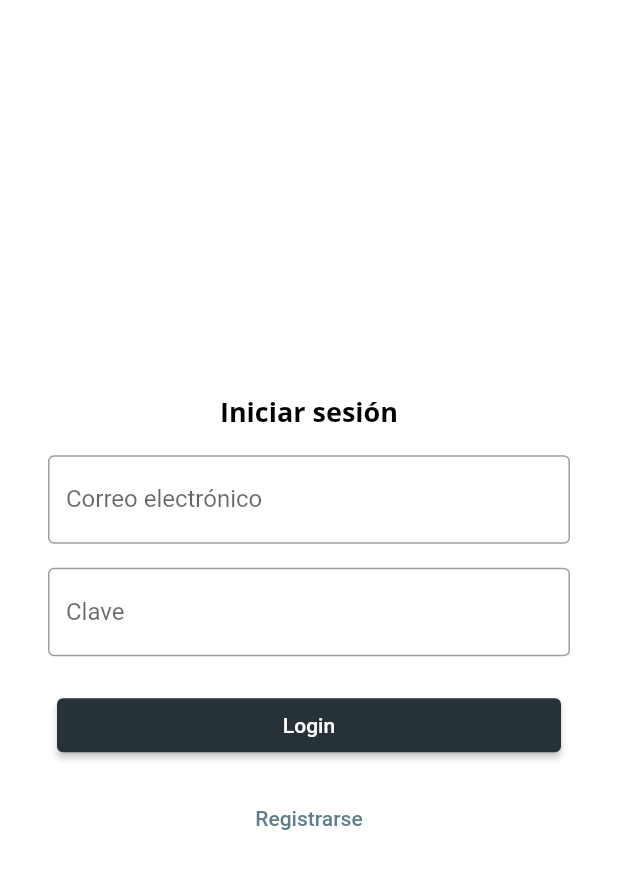
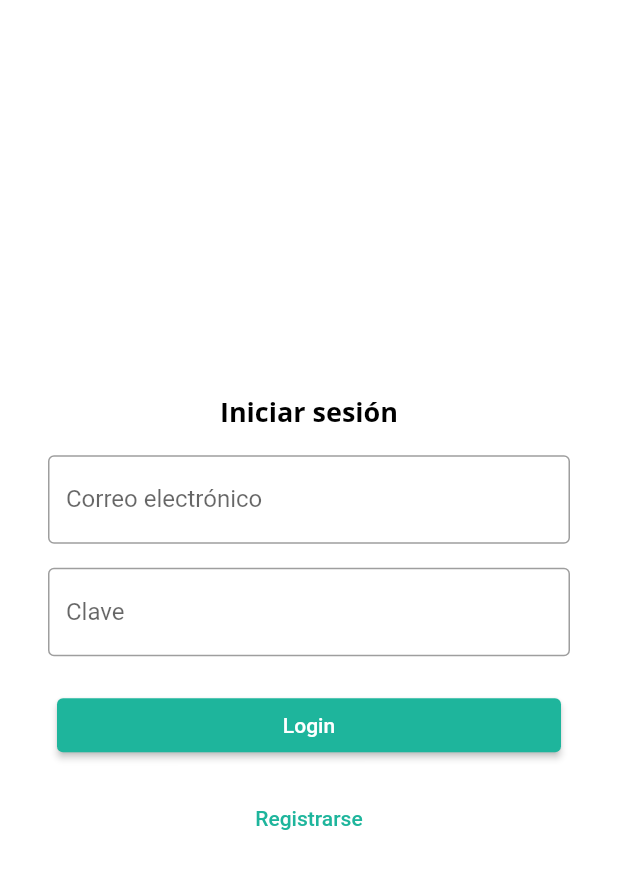
Before and after one commit to Franklinz98/template-mintic, a Flutter app: the screen it shows after launch, on a phone screen of 412 x 824 dp. Shown: the top 869 px of the screen. Run offline on Flutter 3.47's test engine with Material 2 defaults, Android fonts, the phone set to English and light mode, and no system bars; our stand-ins replace get, google_fonts; Roboto replaces fonts that are missing (Montserrat).

Commit message:
theme fix

```diff
--- a/lib/presentation/pages/content/index.dart
+++ b/lib/presentation/pages/content/index.dart
@@ -109,7 +109,7 @@ class ContentPage extends StatelessWidget {
               ),
             ],
             currentIndex: controller.screenIndex.value,
-            unselectedItemColor: Colors.black87,
+            unselectedItemColor: Theme.of(context).iconTheme.color,
             selectedItemColor: AppColors.mountainMeadow,
             onTap: controller.updateScreenIndex,
           )),
--- a/lib/presentation/theme/text_styles.dart
+++ b/lib/presentation/theme/text_styles.dart
@@ -33,4 +33,36 @@ class AppTextStyle {
         color: AppColors.mountainMeadow,
         fontWeight: FontWeight.w600,
       );
+
+  // Dark Theme
+
+  // Headline 1
+  static TextStyle get appBarTitleDark => GoogleFonts.openSans(
+        fontSize: 18.0,
+        color: Colors.white,
+        fontWeight: FontWeight.w700,
+      );
+  // Headline 2
+  static TextStyle get cardTitleDark => GoogleFonts.openSans(
+        fontSize: 16.0,
+        color: Colors.white70,
+        fontWeight: FontWeight.w600,
+      );
+  // Headline 3
+  static TextStyle get extraContentTitleDark => GoogleFonts.openSans(
+        fontSize: 14.0,
+        color: Colors.white,
+        fontWeight: FontWeight.w700,
+      );
+  // Bodytext 1
+  static TextStyle get cardContentDark => GoogleFonts.roboto(
+        fontSize: 16.0,
+        color: Colors.white70,
+      );
+  // Caption
+  static TextStyle get cardDetailsDark => GoogleFonts.openSans(
+        fontSize: 16.0,
+        color: AppColors.mountainMeadow,
+        fontWeight: FontWeight.w600,
+      );
 }
--- a/lib/presentation/theme/theme.dart
+++ b/lib/presentation/theme/theme.dart
@@ -1,4 +1,5 @@
 import 'package:flutter/material.dart';
+import 'package:red_egresados/presentation/theme/colors.dart';
 import 'package:red_egresados/presentation/theme/text_styles.dart';
 
 class MyTheme {
@@ -6,29 +7,31 @@ class MyTheme {
     return ThemeData(
       brightness: Brightness.light,
       primaryColor: Colors.blueGrey[900],
-      accentColor: Colors.blueGrey,
+      accentColor: AppColors.mountainMeadow,
       scaffoldBackgroundColor: Colors.white,
       fontFamily: 'Montserrat',
       elevatedButtonTheme: ElevatedButtonThemeData(
         style: ElevatedButton.styleFrom(
           onPrimary: Colors.white,
-          primary: Colors.blueGrey[900],
+          primary: AppColors.mountainMeadow,
         ),
       ),
       inputDecorationTheme: InputDecorationTheme(
         fillColor: Colors.grey.shade300,
       ),
-      outlinedButtonTheme: OutlinedButtonThemeData(
-        style: ElevatedButton.styleFrom(
-          onPrimary: Colors.blueGrey,
-          primary: Colors.blueGrey[900],
+      textButtonTheme: TextButtonThemeData(
+        style: TextButton.styleFrom(
+          primary: AppColors.mountainMeadow,
         ),
       ),
-      textButtonTheme: TextButtonThemeData(
-        style: TextButton.styleFrom(
-          primary: Colors.blueGrey,
-        ),
+      appBarTheme: AppBarTheme(
+        backgroundColor: Colors.white,
       ),
+      cardTheme: CardTheme(
+        color: Colors.white,
+        elevation: 2.0,
+      ),
+      iconTheme: IconThemeData(color: Colors.black),
       textTheme: TextTheme(
         headline1: AppTextStyle.appBarTitle,
         headline2: AppTextStyle.cardTitle,
@@ -43,35 +46,38 @@ class MyTheme {
     return ThemeData(
       brightness: Brightness.dark,
       primaryColor: Colors.blueGrey[900],
-      accentColor: Colors.blueGrey,
-      scaffoldBackgroundColor: Colors.grey,
+      accentColor: AppColors.mountainMeadow,
+      scaffoldBackgroundColor: Colors.grey[800],
       fontFamily: 'Montserrat',
       elevatedButtonTheme: ElevatedButtonThemeData(
         style: ElevatedButton.styleFrom(
           onPrimary: Colors.white,
-          primary: Colors.blueGrey[900],
+          primary: AppColors.mountainMeadow,
         ),
       ),
       inputDecorationTheme: InputDecorationTheme(
         fillColor: Colors.grey.shade300,
       ),
-      outlinedButtonTheme: OutlinedButtonThemeData(
-        style: ElevatedButton.styleFrom(
-          onPrimary: Colors.blueGrey,
-          primary: Colors.blueGrey[900],
+
+      textButtonTheme: TextButtonThemeData(
+        style: TextButton.styleFrom(
+          primary: Colors.white70,
         ),
       ),
-      textButtonTheme: TextButtonThemeData(
-        style: TextButton.styleFrom(
-          primary: Colors.white,
-        ),
+      appBarTheme: AppBarTheme(
+        backgroundColor: Colors.grey[900],
       ),
+      cardTheme: CardTheme(
+        color: Colors.grey[850],
+        elevation: 2.0,
+      ),
+      iconTheme: IconThemeData(color: Colors.white70),
       textTheme: TextTheme(
-        headline1: AppTextStyle.appBarTitle,
-        headline2: AppTextStyle.cardTitle,
-        headline3: AppTextStyle.extraContentTitle,
-        bodyText1: AppTextStyle.cardContent,
-        caption: AppTextStyle.cardDetails,
+        headline1: AppTextStyle.appBarTitleDark,
+        headline2: AppTextStyle.cardTitleDark,
+        headline3: AppTextStyle.extraContentTitleDark,
+        bodyText1: AppTextStyle.cardContentDark,
+        caption: AppTextStyle.cardDetailsDark,
       ),
     );
   }
--- a/lib/presentation/widgets/appbar.dart
+++ b/lib/presentation/widgets/appbar.dart
@@ -15,7 +15,6 @@ class CustomAppBar extends AppBar {
       required this.onSignOff})
       : super(
             key: key,
-            backgroundColor: Colors.white,
             centerTitle: true,
             leading: Center(
               child: CircleAvatar(
--- a/lib/presentation/widgets/card.dart
+++ b/lib/presentation/widgets/card.dart
@@ -21,20 +21,9 @@ class AppCard extends StatelessWidget {
   @override
   Widget build(BuildContext context) {
     return Card(
-      color: Colors.white,
       child: Container(
         padding: const EdgeInsets.only(
             top: 4.0, bottom: 16.0, left: 8.0, right: 8.0),
-        decoration: BoxDecoration(
-          color: Colors.white,
-          boxShadow: [
-            BoxShadow(
-              color: Colors.black.withOpacity(0.25),
-              offset: Offset(0, 1.0),
-              blurRadius: 4.0,
-            ),
-          ],
-        ),
         child: Column(
           crossAxisAlignment: CrossAxisAlignment.stretch,
           children: [
```
